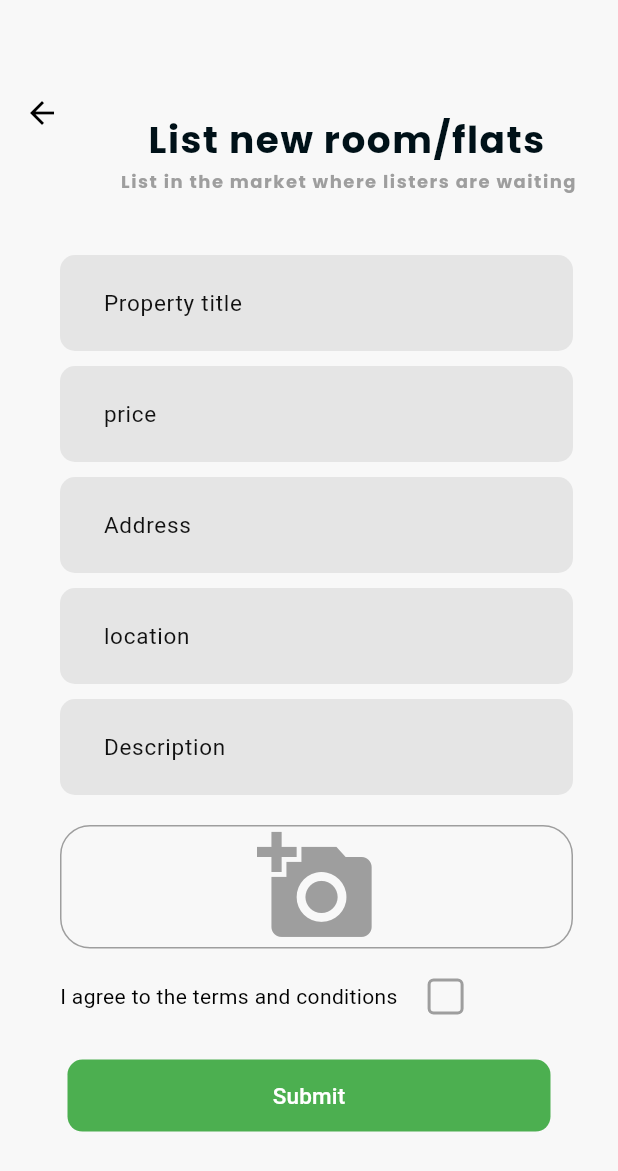
After one commit to Scene-Setters/SceneSetters, a Flutter app: the AddRoom screen opened by its route, on a phone screen of 412 x 824 dp. The commit adds this screen. Shown: the top 1171 px of the screen. Run offline on Flutter 3.47's test engine with Material 2 defaults, Android fonts, the phone set to English and light mode, and no system bars; our stand-ins replace connectivity_plus, curved_navigation_bar, dartz, dio, equatable, flutter_riverpod and 3 more; accounts and stored records are empty.

Commit message:
add flat added

```diff
--- a/lib/config/router/app_route.dart
+++ b/lib/config/router/app_route.dart
@@ -6,6 +6,7 @@ import 'package:sajhasync/features/home/presentation/view/poster/ask_post.dart';
 
 import '../../features/auth/presentation/view/login.dart';
 import '../../features/auth/presentation/view/register.dart';
+import '../../features/home/presentation/view/finder/add_room.dart';
 import '../../features/home/presentation/view/finder/profile.dart';
 
 class AppRoute {
@@ -14,6 +15,7 @@ class AppRoute {
   // static const String splashRoute = '/';
   // static const String watchlistRoute = '/watchlists';
   static const String loginRoute = '/login';
+  static const String addRoom = '/addRoom';
   static const String registerRoute = '/register';
   static const String dashboardRoute = '/dashboard';
   static const String dashRoute = '/dash';
@@ -35,6 +37,7 @@ class AppRoute {
       dashboardRoute: (context) => const DashboardView(),
       dashRoute: (context) => const BottomNavView(),
       search: (context) => const SearchScreen(),
+      addRoom: (context) => const AddRoom(),
       bookmark: (context) => const BookMarked(),
       profileRoute: (context) => const ProfileScreen(),
       askPost: (context) => const AskPoster(),
--- /dev/null
+++ b/lib/features/home/presentation/view/finder/add_room.dart
@@ -0,0 +1,363 @@
+import 'dart:io';
+
+import 'package:flutter/material.dart';
+
+class AddRoom extends StatefulWidget {
+  const AddRoom({
+    super.key,
+  });
+
+  @override
+  State<AddRoom> createState() => _AddRoomState();
+}
+
+TextEditingController title = TextEditingController();
+TextEditingController price = TextEditingController();
+TextEditingController address = TextEditingController();
+TextEditingController location = TextEditingController();
+TextEditingController description = TextEditingController();
+
+class _AddRoomState extends State<AddRoom> {
+  SizedBox gap() {
+    return const SizedBox(
+      height: 10,
+    );
+  }
+
+  File? _image;
+
+  bool isChecked = false;
+  // Track whether the user agreed to terms
+  final bool _isObscure = true;
+
+  final pinkey = GlobalKey<FormState>();
+
+  @override
+  Widget build(BuildContext context) {
+    String hexColor = "#E5E5E5";
+    Color color =
+        Color(int.parse(hexColor.substring(1, 7), radix: 16) + 0xFF000000);
+    final double screenHeight = MediaQuery.of(context).size.height;
+    return Scaffold(
+      appBar: AppBar(
+        toolbarHeight: 150,
+        title: Column(
+          crossAxisAlignment: CrossAxisAlignment.start,
+          children: [
+            Padding(
+              padding: const EdgeInsets.only(top: 45),
+              child: Column(
+                children: [
+                  const Row(
+                    children: [
+                      SizedBox(
+                        width: 250,
+                      ),
+                    ],
+                  ),
+                  gap(),
+                  const Column(
+                    children: [
+                      Text(
+                        'List new room/flats ',
+                        style: TextStyle(
+                          fontFamily: 'Poppins',
+                          fontSize: 25,
+                          fontWeight: FontWeight.bold,
+                        ),
+                      ),
+                      Text(
+                        'List in the market where listers are waiting ',
+                        style: TextStyle(
+                            fontFamily: 'Poppins',
+                            fontSize: 12,
+                            color: Colors.grey),
+                      ),
+                    ],
+                  ),
+                ],
+              ),
+            ),
+          ],
+        ),
+      ),
+      body: Form(
+        key: pinkey,
+        child: SingleChildScrollView(
+          padding: const EdgeInsets.all(20),
+          child: Column(
+            crossAxisAlignment: CrossAxisAlignment.start,
+            children: [
+              Padding(
+                padding: const EdgeInsets.fromLTRB(20, 0, 10, 0),
+                child: Container(
+                  decoration: BoxDecoration(
+                    borderRadius: BorderRadius.circular(10.0),
+                    color: color,
+                  ),
+                  child: TextFormField(
+                    key: const ValueKey('title'),
+                    validator: (text) {
+                      if (text == null || text.isEmpty) {
+                        return 'Please enter property title ';
+                      }
+                      return null;
+                    },
+                    decoration: const InputDecoration(
+                      filled: true,
+                      fillColor: Colors.transparent,
+                      hintText: 'Property title',
+                      hintStyle: TextStyle(
+                        fontSize: 15.0,
+                        color: Color.fromARGB(255, 16, 16, 16),
+                      ),
+                      border: InputBorder.none,
+                      contentPadding:
+                          EdgeInsets.fromLTRB(25.0, 20.0, 25.0, 20.0),
+                    ),
+                    cursorColor: Colors.black,
+                  ),
+                ),
+              ),
+              gap(),
+              Padding(
+                padding: const EdgeInsets.fromLTRB(20, 0, 10, 0),
+                child: Container(
+                  decoration: BoxDecoration(
+                    borderRadius: BorderRadius.circular(10.0),
+                    color: color,
+                  ),
+                  child: TextFormField(
+                    key: const ValueKey('price'),
+                    validator: (text) {
+                      if (text == null || text.isEmpty) {
+                        return 'please enter the price ';
+                      }
+                      return null;
+                    },
+                    decoration: const InputDecoration(
+                      filled: true,
+                      fillColor: Colors.transparent,
+                      hintText: 'price',
+                      hintStyle: TextStyle(
+                        fontSize: 15.0,
+                        color: Color.fromARGB(255, 16, 16, 16),
+                      ),
+                      border: InputBorder.none,
+                      contentPadding:
+                          EdgeInsets.fromLTRB(25.0, 20.0, 25.0, 20.0),
+                    ),
+                    cursorColor: Colors.black,
+                  ),
+                ),
+              ),
+              gap(),
+              Padding(
+                padding: const EdgeInsets.fromLTRB(20, 0, 10, 0),
+                child: Container(
+                  decoration: BoxDecoration(
+                    borderRadius: BorderRadius.circular(10.0),
+                    color: color,
+                  ),
+                  child: TextFormField(
+                    key: const ValueKey('address'),
+                    validator: (text) {
+                      if (text == null || text.isEmpty) {
+                        return 'Please enter address and location';
+                      }
+                      return null;
+                    },
+                    decoration: const InputDecoration(
+                      filled: true,
+                      fillColor: Colors.transparent,
+                      hintText: 'Address',
+                      hintStyle: TextStyle(
+                        fontSize: 15.0,
+                        color: Color.fromARGB(255, 16, 16, 16),
+                      ),
+                      border: InputBorder.none,
+                      contentPadding:
+                          EdgeInsets.fromLTRB(25.0, 20.0, 25.0, 20.0),
+                    ),
+                    cursorColor: Colors.black,
+                  ),
+                ),
+              ),
+              gap(),
+              Padding(
+                padding: const EdgeInsets.fromLTRB(20, 0, 10, 0),
+                child: Container(
+                  decoration: BoxDecoration(
+                    borderRadius: BorderRadius.circular(10.0),
+                    color: color,
+                  ),
+                  child: TextFormField(
+                    key: const ValueKey('location'),
+                    validator: (text) {
+                      if (text == null || text.isEmpty) {
+                        return 'Please enter address and location';
+                      }
+                      return null;
+                    },
+                    decoration: const InputDecoration(
+                      filled: true,
+                      fillColor: Colors.transparent,
+                      hintText: 'location',
+                      hintStyle: TextStyle(
+                        fontSize: 15.0,
+                        color: Color.fromARGB(255, 16, 16, 16),
+                      ),
+                      border: InputBorder.none,
+                      contentPadding:
+                          EdgeInsets.fromLTRB(25.0, 20.0, 25.0, 20.0),
+                    ),
+                    cursorColor: Colors.black,
+                  ),
+                ),
+              ),
+              gap(),
+              Padding(
+                padding: const EdgeInsets.fromLTRB(20, 0, 10, 0),
+                child: Container(
+                  decoration: BoxDecoration(
+                    borderRadius: BorderRadius.circular(10.0),
+                    color: color,
+                  ),
+                  child: TextFormField(
+                    key: const ValueKey('description'),
+                    validator: (text) {
+                      if (text == null || text.isEmpty) {
+                        return 'Please enter a description';
+                      }
+                      return null;
+                    },
+                    maxLines: null,
+                    decoration: const InputDecoration(
+                      filled: true,
+                      fillColor: Colors.transparent,
+                      hintText: 'Description',
+                      hintStyle: TextStyle(
+                        fontSize: 15.0,
+                        color: Color.fromARGB(255, 16, 16, 16),
+                      ),
+                      border: InputBorder.none,
+                      contentPadding:
+                          EdgeInsets.fromLTRB(25.0, 20.0, 25.0, 20.0),
+                    ),
+                    cursorColor: Colors.black,
+                  ),
+                ),
+              ),
+              gap(),
+              gap(),
+              Column(
+                children: <Widget>[
+                  Padding(
+                    padding: const EdgeInsets.fromLTRB(20, 0, 10, 0),
+                    child: GestureDetector(
+                      onTap: () {},
+                      child: Container(
+                        width: double.infinity,
+                        height: screenHeight * 0.1,
+                        decoration: BoxDecoration(
+                          border: Border.all(
+                            color: Colors.grey,
+                            width: 1.0,
+                          ),
+                          borderRadius: BorderRadius.circular(20.0),
+                        ),
+                        child: _image == null
+                            ? const Center(
+                                child: SingleChildScrollView(
+                                  child: Column(
+                                    children: [
+                                      Icon(
+                                        Icons.add_a_photo,
+                                        size: 80,
+                                        color: Colors.grey,
+                                      ),
+                                      SizedBox(height: 16.0),
+                                    ],
+                                  ),
+                                ),
+                              )
+                            : ClipRRect(
+                                borderRadius: BorderRadius.circular(20.0),
+                                child: Image.file(
+                                  _image!,
+                                  fit: BoxFit.cover,
+                                ),
+                              ),
+                      ),
+                    ),
+                  ),
+                ],
+              ),
+              gap(),
+              gap(),
+              Row(
+                children: [
+                  const Padding(
+                    padding: EdgeInsets.fromLTRB(20, 0, 10, 0),
+                    child: Text('I agree to the terms and conditions'),
+                  ),
+                  const SizedBox(width: 10),
+                  GestureDetector(
+                    onTap: () {
+                      setState(() {
+                        isChecked = !isChecked;
+                      });
+                    },
+                    child: Container(
+                      width: 24,
+                      height: 24,
+                      decoration: BoxDecoration(
+                        border: Border.all(
+                          color: Colors.grey,
+                          width: 2.0,
+                        ),
+                        borderRadius: BorderRadius.circular(4),
+                      ),
+                      child: isChecked
+                          ? const Icon(
+                              Icons.check,
+                              size: 20,
+                              color: Colors.green,
+                            )
+                          : Container(),
+                    ),
+                  ),
+                ],
+              ),
+              gap(),
+              gap(),
+              gap(),
+              Padding(
+                padding: const EdgeInsets.only(left: 25, right: 25),
+                child: SizedBox(
+                  width: double.infinity,
+                  child: Container(
+                    decoration: BoxDecoration(
+                      borderRadius: BorderRadius.circular(10.0),
+                      color: Colors.green,
+                    ),
+                    child: TextButton(
+                      onPressed: () {},
+                      child: const Text(
+                        'Submit',
+                        style: TextStyle(
+                          color: Colors.white,
+                          fontSize: 15.0,
+                        ),
+                      ),
+                    ),
+                  ),
+                ),
+              ),
+            ],
+          ),
+        ),
+      ),
+    );
+  }
+}
--- a/lib/features/home/presentation/view/poster/ask_post.dart
+++ b/lib/features/home/presentation/view/poster/ask_post.dart
@@ -1,6 +1,7 @@
 import 'package:flutter/material.dart';
 import 'package:flutter_riverpod/flutter_riverpod.dart';
 import 'package:sajhasync/config/constants/app_color_theme.dart';
+import 'package:sajhasync/config/router/app_route.dart';
 
 class AskPoster extends ConsumerStatefulWidget {
   const AskPoster({super.key});
@@ -36,6 +37,10 @@ class _AskPosterState extends ConsumerState<AskPoster> {
               height: 100,
               width: 350,
               child: Center(
+                child: GestureDetector(
+                  onTap: () {
+                    Navigator.pushNamed(context, AppRoute.addRoom);
+                  },
                   child: Text(
                     'Put your flat up for sharing?',
                     textAlign: TextAlign.center,
@@ -43,6 +48,7 @@ class _AskPosterState extends ConsumerState<AskPoster> {
                       color: AppColors.appbarColors,
                       fontFamily: 'Hind',
                       fontSize: 25,
+                    ),
                   ),
                 ),
               ),
@@ -61,6 +67,10 @@ class _AskPosterState extends ConsumerState<AskPoster> {
               height: 100,
               width: 350,
               child: Center(
+                child: GestureDetector(
+                  onTap: () {
+                    Navigator.pushNamed(context, AppRoute.addRoom);
+                  },
                   child: Text(
                     'Put your room/flat for rent?',
                     textAlign: TextAlign.center,
@@ -73,6 +83,7 @@ class _AskPosterState extends ConsumerState<AskPoster> {
                 ),
               ),
             ),
+          ),
         ],
       ),
     );
```
Lines whose indentation alone changed are shown as unchanged.
